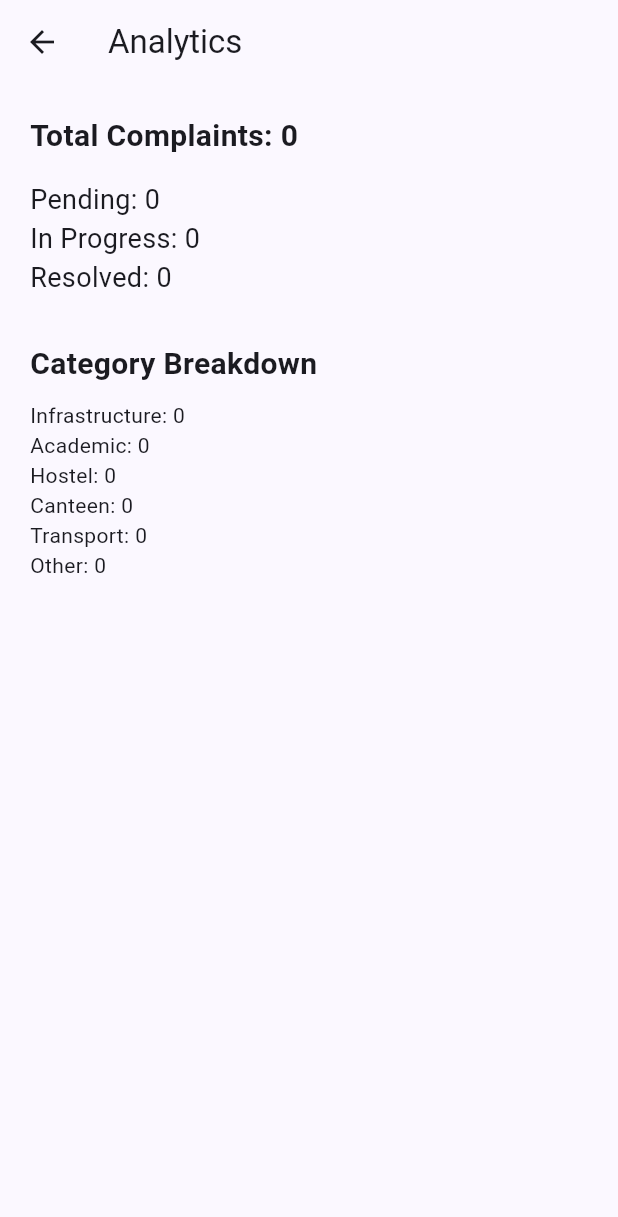
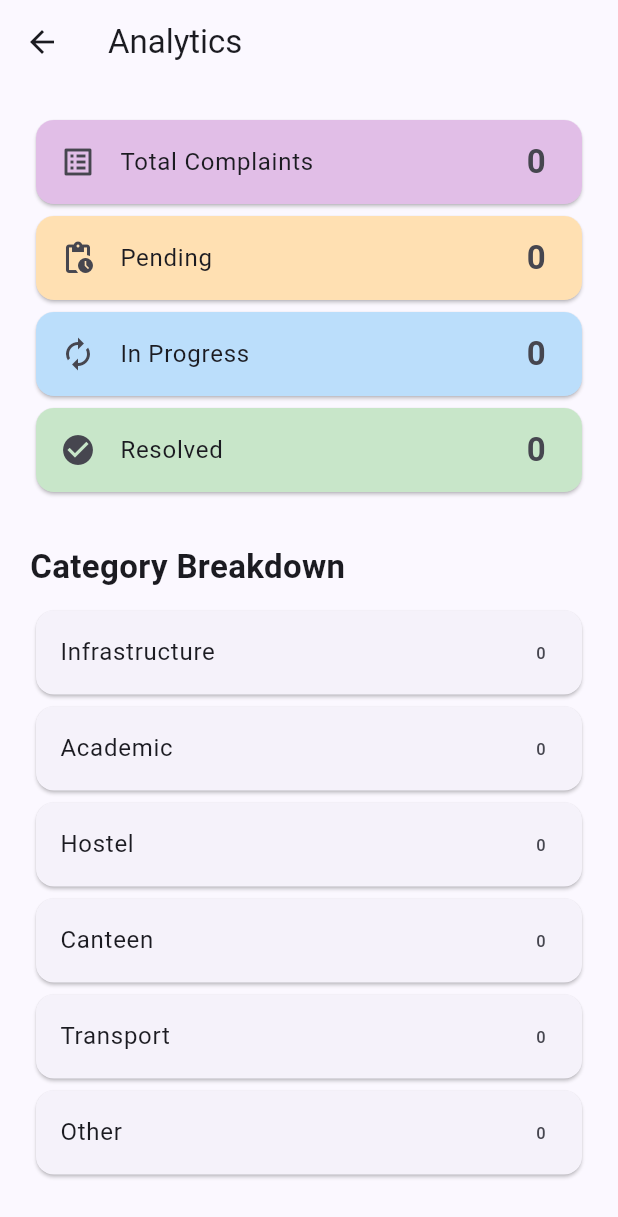
Before and after one commit to vedanti542008/complaint_management_module, a Flutter app: the AnalyticsScreen screen opened directly, on a phone screen of 412 x 824 dp. Shown: the top 1217 px of the screen. Run offline on Flutter 3.47's test engine with Material 3 defaults, Android fonts, the phone set to English and light mode, and no system bars; our stand-ins replace cloud_firestore, firebase_auth, firebase_core; accounts and stored records are empty.

Commit message:
Improve analytics and complaint UI

```diff
--- a/lib/screens/analytics_screen.dart
+++ b/lib/screens/analytics_screen.dart
@@ -72,33 +72,70 @@ int other = complaints.where((doc) {
 
           return Padding(
             padding: const EdgeInsets.all(20),
+            child: SingleChildScrollView(
   child: Column(
               crossAxisAlignment:
                   CrossAxisAlignment.start,
                children: [
-                Text(
-                  'Total Complaints: $total',
+
+  Card(
+color: Colors.purple.shade100,
+    child: ListTile(
+      leading: const Icon(Icons.list_alt),
+      title: const Text('Total Complaints'),
+      trailing: Text(
+        '$total',
         style: const TextStyle(
-                    fontSize: 20,
+          fontSize: 22,
           fontWeight: FontWeight.bold,
         ),
       ),
-
-                const SizedBox(height: 15),
-
-                Text(
-                  'Pending: $pending',
-                  style: const TextStyle(fontSize: 18),
+    ),
   ),
 
-                Text(
-                  'In Progress: $inProgress',
-                  style: const TextStyle(fontSize: 18),
+  Card(
+    color: Colors.orange.shade100,
+    child: ListTile(
+      leading: const Icon(Icons.pending_actions),
+      title: const Text('Pending'),
+      trailing: Text(
+        '$pending',
+        style: const TextStyle(
+          fontSize: 22,
+          fontWeight: FontWeight.bold,
+        ),
+      ),
+    ),
   ),
 
-                Text(
-                  'Resolved: $resolved',
-                  style: const TextStyle(fontSize: 18),
+  Card(
+color: Colors.blue.shade100,
+    child: ListTile(
+      leading: const Icon(Icons.autorenew),
+      title: const Text('In Progress'),
+      trailing: Text(
+        '$inProgress',
+        style: const TextStyle(
+          fontSize: 22,
+          fontWeight: FontWeight.bold,
+        ),
+      ),
+    ),
+  ),
+
+  Card(
+    color: Colors.green.shade100,
+    child: ListTile(
+      leading: const Icon(Icons.check_circle),
+      title: const Text('Resolved'),
+      trailing: Text(
+        '$resolved',
+        style: const TextStyle(
+          fontSize: 22,
+          fontWeight: FontWeight.bold,
+        ),
+      ),
+    ),
   ),
 
   const SizedBox(height: 30),
@@ -106,20 +143,56 @@ int other = complaints.where((doc) {
   const Text(
     'Category Breakdown',
     style: TextStyle(
-    fontSize: 20,
+      fontSize: 22,
       fontWeight: FontWeight.bold,
     ),
   ),
 
   const SizedBox(height: 10),
 
-Text('Infrastructure: $infrastructure'),
-Text('Academic: $academic'),
-Text('Hostel: $hostel'),
-Text('Canteen: $canteen'),
-Text('Transport: $transport'),
-Text('Other: $other'),
+  Card(
+    child: ListTile(
+      title: const Text('Infrastructure'),
+      trailing: Text('$infrastructure'),
+    ),
+  ),
+
+  Card(
+    child: ListTile(
+      title: const Text('Academic'),
+      trailing: Text('$academic'),
+    ),
+  ),
+
+  Card(
+    child: ListTile(
+      title: const Text('Hostel'),
+      trailing: Text('$hostel'),
+    ),
+  ),
+
+  Card(
+    child: ListTile(
+      title: const Text('Canteen'),
+      trailing: Text('$canteen'),
+    ),
+  ),
+
+  Card(
+    child: ListTile(
+      title: const Text('Transport'),
+      trailing: Text('$transport'),
+    ),
+  ),
+
+  Card(
+    child: ListTile(
+      title: const Text('Other'),
+      trailing: Text('$other'),
+    ),
+  ),
 ],
+            ),
             ),
           );
         },
```
Also changed, not shown: lib/widgets/complaint_card.dart (+57 -25 lines). Lines whose indentation alone changed are shown as unchanged.
